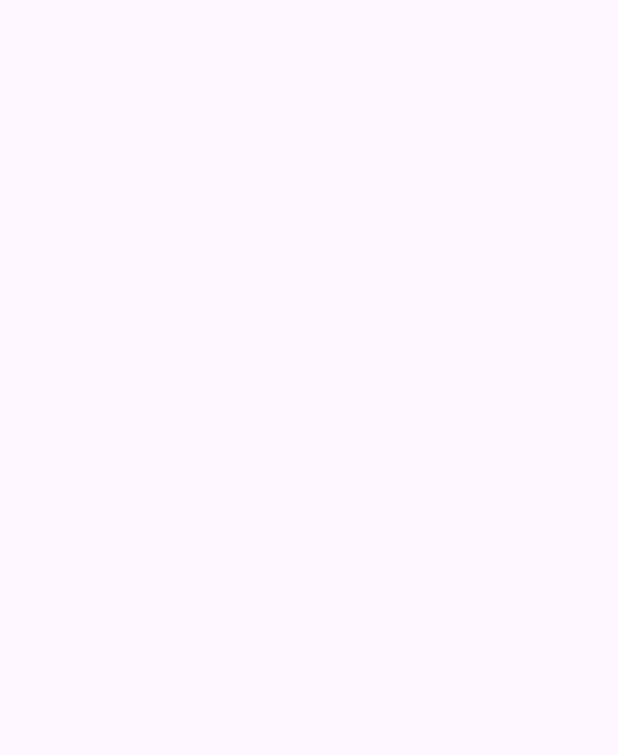
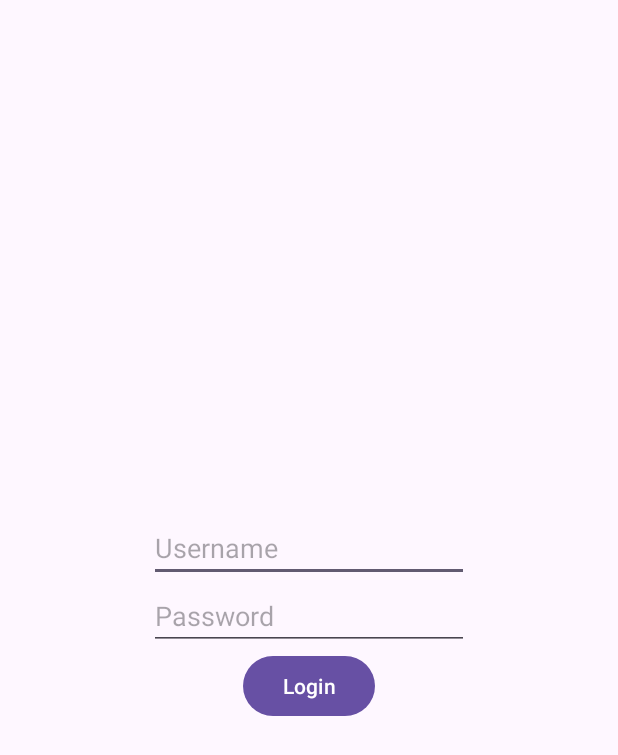
Before and after one commit to GhostRebornn/Purchaser_Reborn, an Android app: the screen it shows after launch (MainActivity), on a phone screen of 412 x 824 dp. Before the commit the part shown is empty. Shown: the top 755 px of the screen. Run offline under Robolectric (Android 15) with nearby library versions, the phone set to English and light mode, and no system bars.

Commit message:
Show login fragment

```diff
--- /dev/null
+++ b/app/src/main/java/in/ghostreborn/purchaserreborn/LoginFragment.java
@@ -0,0 +1,18 @@
+package in.ghostreborn.purchaserreborn;
+
+import android.os.Bundle;
+
+import androidx.fragment.app.Fragment;
+
+import android.view.LayoutInflater;
+import android.view.View;
+import android.view.ViewGroup;
+
+public class LoginFragment extends Fragment {
+
+    @Override
+    public View onCreateView(LayoutInflater inflater, ViewGroup container,
+                             Bundle savedInstanceState) {
+        return inflater.inflate(R.layout.fragment_login, container, false);
+    }
+}
--- a/app/src/main/res/layout/activity_main.xml
+++ b/app/src/main/res/layout/activity_main.xml
@@ -4,4 +4,15 @@
     xmlns:tools="http://schemas.android.com/tools"
     android:layout_width="match_parent"
     android:layout_height="match_parent"
-    tools:context=".MainActivity"/>
+    tools:context=".MainActivity">
+
+    <androidx.fragment.app.FragmentContainerView
+        android:id="@+id/fragmentContainerView"
+        android:name="in.ghostreborn.purchaserreborn.LoginFragment"
+        android:layout_width="0dp"
+        android:layout_height="0dp"
+        app:layout_constraintBottom_toBottomOf="parent"
+        app:layout_constraintEnd_toEndOf="parent"
+        app:layout_constraintStart_toStartOf="parent"
+        app:layout_constraintTop_toTopOf="parent" />
+</androidx.constraintlayout.widget.ConstraintLayout>
--- /dev/null
+++ b/app/src/main/res/layout/fragment_login.xml
@@ -0,0 +1,49 @@
+<?xml version="1.0" encoding="utf-8"?>
+<androidx.constraintlayout.widget.ConstraintLayout xmlns:android="http://schemas.android.com/apk/res/android"
+    xmlns:app="http://schemas.android.com/apk/res-auto"
+    xmlns:tools="http://schemas.android.com/tools"
+    android:layout_width="match_parent"
+    android:layout_height="match_parent"
+    tools:context=".LoginFragment">
+
+
+    <androidx.constraintlayout.widget.ConstraintLayout
+        android:layout_width="wrap_content"
+        android:layout_height="wrap_content"
+        app:layout_constraintBottom_toBottomOf="parent"
+        app:layout_constraintEnd_toEndOf="parent"
+        app:layout_constraintStart_toStartOf="parent"
+        app:layout_constraintTop_toTopOf="parent">
+
+        <EditText
+            android:id="@+id/login_user_edit"
+            android:layout_width="wrap_content"
+            android:layout_height="wrap_content"
+            android:ems="10"
+            android:inputType="text"
+            android:hint="@string/username"
+            app:layout_constraintEnd_toEndOf="parent"
+            app:layout_constraintStart_toStartOf="parent"
+            app:layout_constraintTop_toTopOf="parent" />
+
+        <EditText
+            android:id="@+id/login_pass_edit"
+            android:layout_width="wrap_content"
+            android:layout_height="wrap_content"
+            android:ems="10"
+            android:inputType="text"
+            android:hint="@string/password"
+            app:layout_constraintEnd_toEndOf="parent"
+            app:layout_constraintStart_toStartOf="parent"
+            app:layout_constraintTop_toBottomOf="@+id/login_user_edit" />
+
+        <Button
+            android:id="@+id/button"
+            android:layout_width="wrap_content"
+            android:layout_height="wrap_content"
+            android:text="@string/login"
+            app:layout_constraintEnd_toEndOf="parent"
+            app:layout_constraintStart_toStartOf="parent"
+            app:layout_constraintTop_toBottomOf="@+id/login_pass_edit" />
+    </androidx.constraintlayout.widget.ConstraintLayout>
+</androidx.constraintlayout.widget.ConstraintLayout>
--- a/app/src/main/res/values/strings.xml
+++ b/app/src/main/res/values/strings.xml
@@ -1,3 +1,8 @@
 <resources>
     <string name="app_name">Purchaser Reborn</string>
+    <!-- TODO: Remove or change this placeholder text -->
+    <string name="hello_blank_fragment">Hello blank fragment</string>
+    <string name="login">Login</string>
+    <string name="password">Password</string>
+    <string name="username">Username</string>
 </resources>
```
